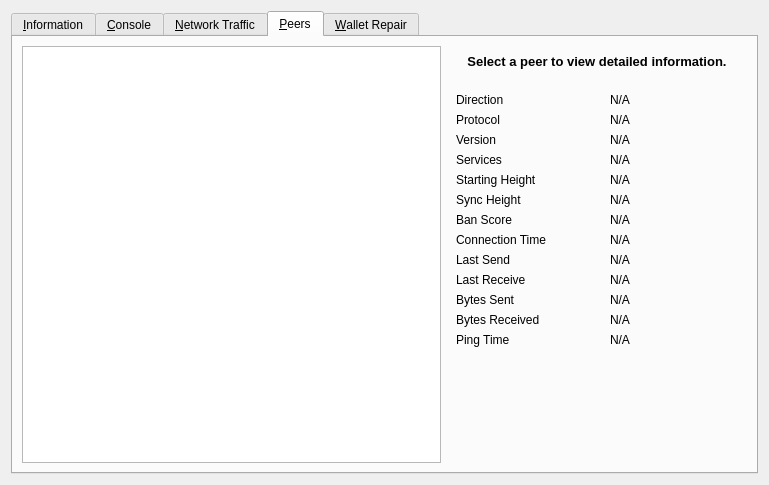
Old version of the form src/qt/forms/rpcconsole.ui in the repository EULO-Project/EULO.
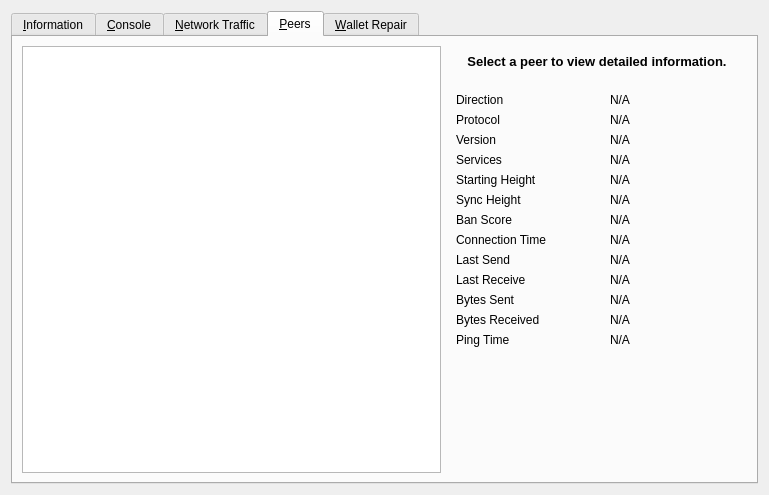
New version of the form. Icons and pictures are not drawn. Custom widgets are drawn as their Qt base class.

What changed in the file:
```diff
--- a/src/qt/forms/rpcconsole.ui
+++ b/src/qt/forms/rpcconsole.ui
@@ -7,7 +7,7 @@
     <x>0</x>
     <y>0</y>
     <width>769</width>
-    <height>485</height>
+    <height>495</height>
    </rect>
   </property>
   <property name="windowTitle">
```
